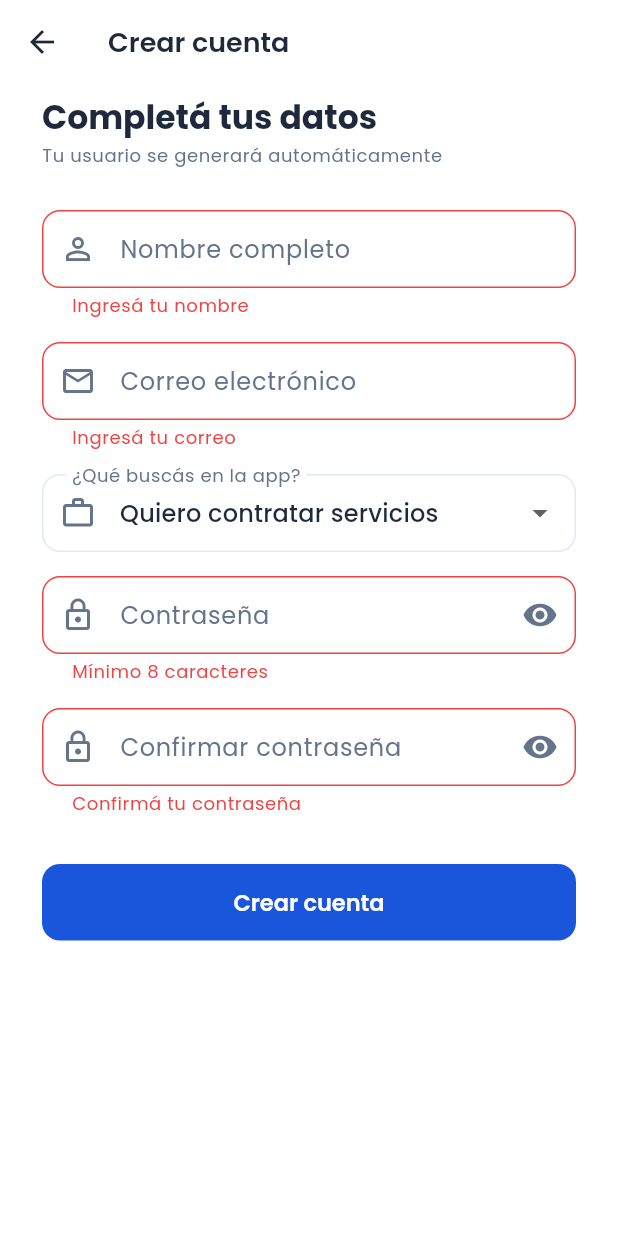
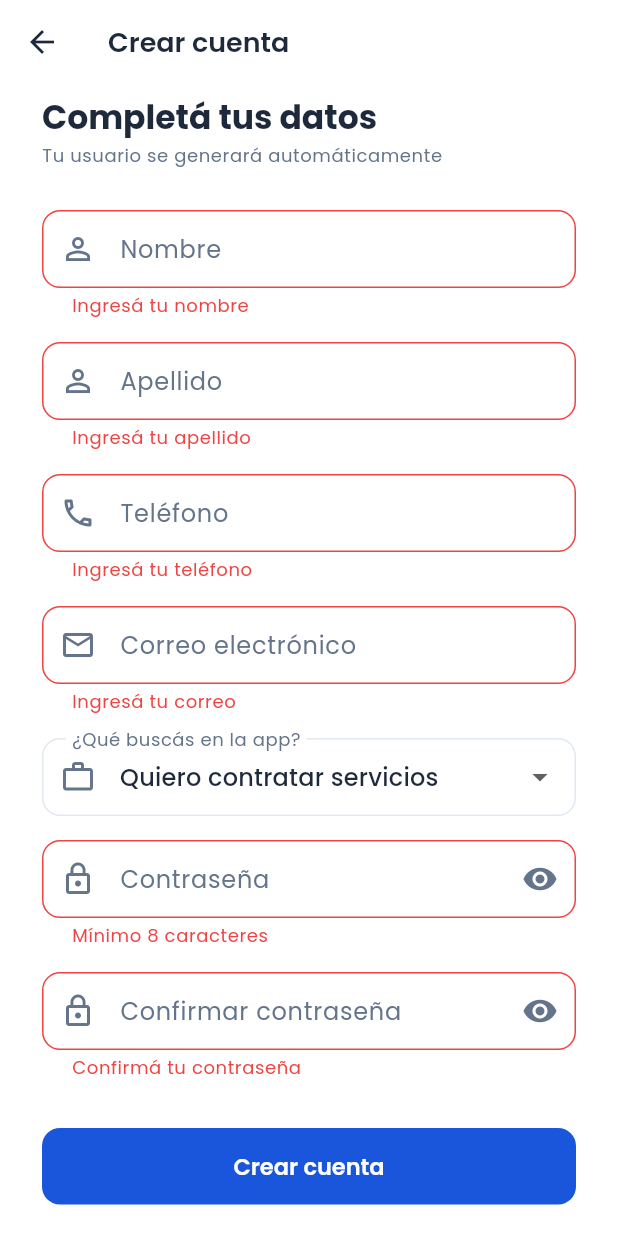
Before and after one commit to Sluur/proyecto-oficios, a Flutter app: the RegisterScreen screen opened directly, after a tap on "Crear cuenta", on a phone screen of 412 x 824 dp. Run offline on Flutter 3.47's test engine with Material 3 defaults, Android fonts, the phone set to English and light mode, and no system bars; our stand-ins replace dio, equatable, flutter_bloc, flutter_map, geolocator, google_fonts and 3 more; accounts and stored records are empty.

Commit message:
bugs menores

```diff
--- a/app/lib/blocs/auth/auth_bloc.dart
+++ b/app/lib/blocs/auth/auth_bloc.dart
@@ -61,7 +61,9 @@ class AuthBloc extends Bloc<AuthEvent, AuthState> {
       await _authService.register(
         email: event.email,
         password: event.password,
-        nombre: event.nombre,
+        firstName: event.firstName,
+        lastName: event.lastName,
+        telefono: event.telefono,
         rol: event.rol,
       );
       final usuario = await _authService.getMe();
@@ -133,7 +135,9 @@ class AuthBloc extends Bloc<AuthEvent, AuthState> {
       'email': 'Email',
       'password': 'Contraseña',
       'rol': 'Rol',
-      'nombre': 'Nombre',
+      'first_name': 'Nombre',
+      'last_name': 'Apellido',
+      'telefono': 'Teléfono',
       'non_field_errors': '',
     };
     return labels[key] ?? key;
--- a/app/lib/blocs/auth/auth_event.dart
+++ b/app/lib/blocs/auth/auth_event.dart
@@ -21,12 +21,16 @@ class LoginRequested extends AuthEvent {
 class RegisterRequested extends AuthEvent {
   final String email;
   final String password;
-  final String nombre;
+  final String firstName;
+  final String lastName;
+  final String telefono;
   final String rol;
   const RegisterRequested({
     required this.email,
     required this.password,
-    required this.nombre,
+    required this.firstName,
+    required this.lastName,
+    required this.telefono,
     required this.rol,
   });
   @override
--- a/app/lib/screens/auth/register_screen.dart
+++ b/app/lib/screens/auth/register_screen.dart
@@ -12,7 +12,9 @@ class RegisterScreen extends StatefulWidget {
 
 class _RegisterScreenState extends State<RegisterScreen> {
   final _formKey = GlobalKey<FormState>();
-  final _nombreController = TextEditingController();
+  final _firstNameController = TextEditingController();
+  final _lastNameController = TextEditingController();
+  final _telefonoController = TextEditingController();
   final _emailController = TextEditingController();
   final _passwordController = TextEditingController();
   final _confirmPasswordController = TextEditingController();
@@ -23,7 +25,9 @@ class _RegisterScreenState extends State<RegisterScreen> {
 
   @override
   void dispose() {
-    _nombreController.dispose();
+    _firstNameController.dispose();
+    _lastNameController.dispose();
+    _telefonoController.dispose();
     _emailController.dispose();
     _passwordController.dispose();
     _confirmPasswordController.dispose();
@@ -36,7 +40,9 @@ class _RegisterScreenState extends State<RegisterScreen> {
             RegisterRequested(
               email: _emailController.text.trim(),
               password: _passwordController.text,
-              nombre: _nombreController.text.trim(),
+              firstName: _firstNameController.text.trim(),
+              lastName: _lastNameController.text.trim(),
+              telefono: _telefonoController.text.trim(),
               rol: _selectedRol,
             ),
           );
@@ -90,17 +96,46 @@ class _RegisterScreenState extends State<RegisterScreen> {
                   ),
                   const SizedBox(height: 28),
 
-                  // Nombre completo
+                  // Nombre
                   TextFormField(
-                    controller: _nombreController,
+                    controller: _firstNameController,
                     textInputAction: TextInputAction.next,
                     textCapitalization: TextCapitalization.words,
                     decoration: const InputDecoration(
-                      labelText: 'Nombre completo',
+                      labelText: 'Nombre',
                       prefixIcon: Icon(Icons.person_outline),
                     ),
                     validator: (v) =>
                         (v == null || v.isEmpty) ? 'Ingresá tu nombre' : null,
+                  ),
+                  const SizedBox(height: 16),
+
+                  // Apellido
+                  TextFormField(
+                    controller: _lastNameController,
+                    textInputAction: TextInputAction.next,
+                    textCapitalization: TextCapitalization.words,
+                    decoration: const InputDecoration(
+                      labelText: 'Apellido',
+                      prefixIcon: Icon(Icons.person_outline),
+                    ),
+                    validator: (v) =>
+                        (v == null || v.isEmpty) ? 'Ingresá tu apellido' : null,
+                  ),
+                  const SizedBox(height: 16),
+
+                  // Teléfono
+                  TextFormField(
+                    controller: _telefonoController,
+                    keyboardType: TextInputType.phone,
+                    textInputAction: TextInputAction.next,
+                    decoration: const InputDecoration(
+                      labelText: 'Teléfono',
+                      hintText: '+54 9 ...',
+                      prefixIcon: Icon(Icons.phone_outlined),
+                    ),
+                    validator: (v) =>
+                        (v == null || v.isEmpty) ? 'Ingresá tu teléfono' : null,
                   ),
                   const SizedBox(height: 16),
 
```
Also changed, not shown: app/lib/services/auth_service.dart (+6 -2 lines), 1 other file.
